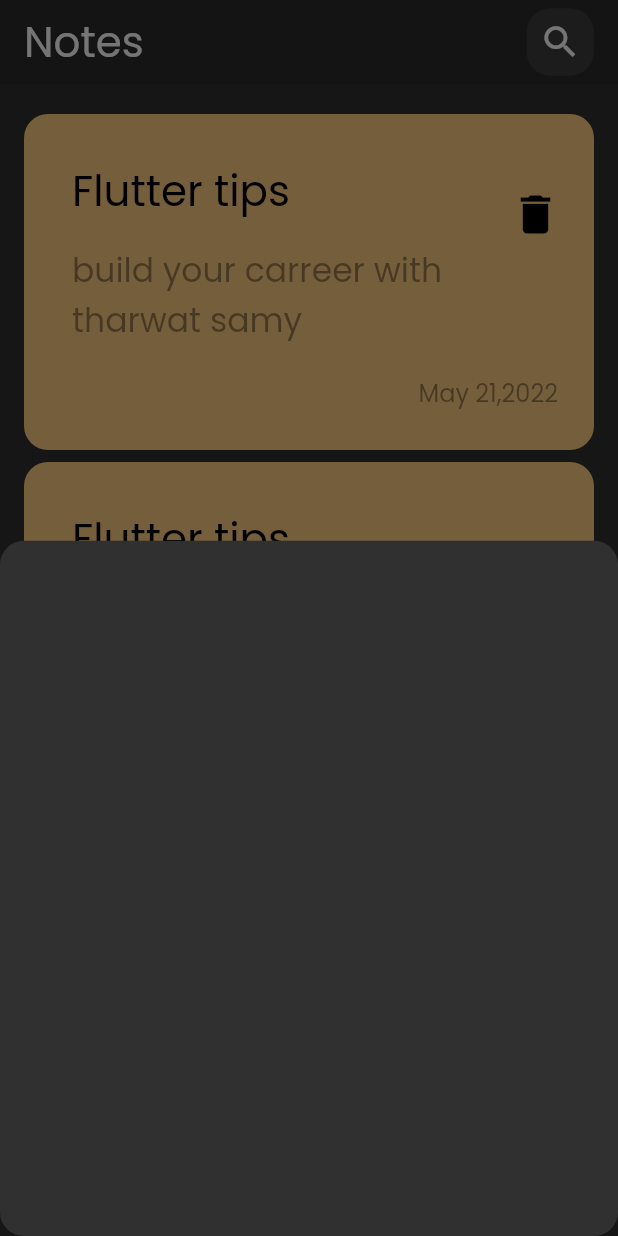
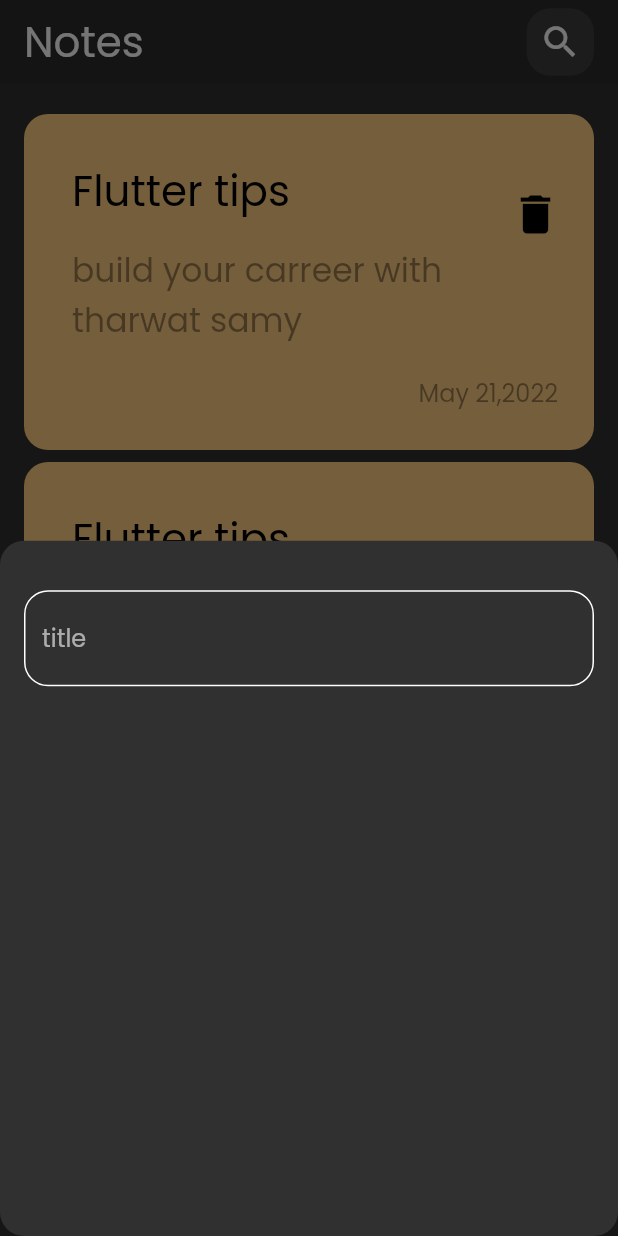
Before and after one commit to HamzaLahmedi/notes_app_flutter, a Flutter app: the screen it shows after launch, after a tap on the "add" icon, on a phone screen of 412 x 824 dp. Run offline on Flutter 3.47's test engine with Material 2 defaults, Android fonts, the phone set to English and light mode, and no system bars.

Commit message:
create custom text field

```diff
--- /dev/null
+++ b/lib/constants.dart
@@ -0,0 +1,4 @@
+
+import 'package:flutter/material.dart';
+
+const kPrimaryColor = Color(0xff62FCD7);
--- /dev/null
+++ b/lib/widgets/custom_text_field.dart
@@ -0,0 +1,27 @@
+import 'package:flutter/material.dart';
+import 'package:notes_app/constants.dart';
+
+class CustomTextField extends StatelessWidget {
+  const CustomTextField({super.key});
+
+  @override
+  Widget build(BuildContext context) {
+    return TextField(
+      decoration: InputDecoration(
+        hintText: 'title',
+        border: buildBorder(),
+        enabledBorder: buildBorder(),
+        focusedBorder: buildBorder(kPrimaryColor),
+      ),
+      cursorColor: kPrimaryColor,
+
+    );
+  }
+
+  OutlineInputBorder buildBorder([color]) {
+    return OutlineInputBorder(
+      borderRadius: BorderRadius.circular(16),
+      borderSide: BorderSide(color: color ?? Colors.white),
+    );
+  }
+}
--- a/lib/widgets/note_modal_bottum_sheet.dart
+++ b/lib/widgets/note_modal_bottum_sheet.dart
@@ -1,10 +1,21 @@
 import 'package:flutter/material.dart';
+import 'package:notes_app/widgets/custom_text_field.dart';
 
 class ModalButtomSheet extends StatelessWidget {
   const ModalButtomSheet({super.key});
 
   @override
   Widget build(BuildContext context) {
-    return Container();
+    return const Padding(
+      padding:  EdgeInsets.symmetric(horizontal: 16),
+      child:  Column(
+        children: [
+          SizedBox(
+            height: 33,
+          ),
+          CustomTextField(),
+        ],
+      ),
+    );
   }
 }
```
